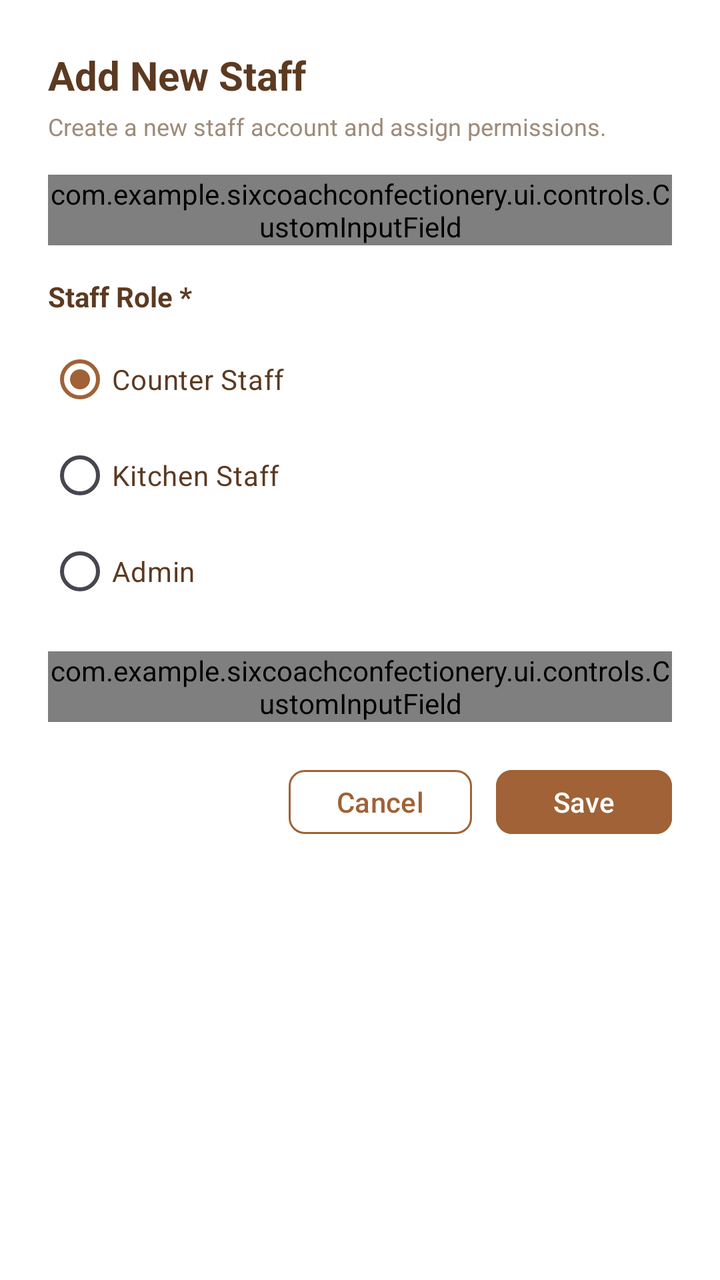
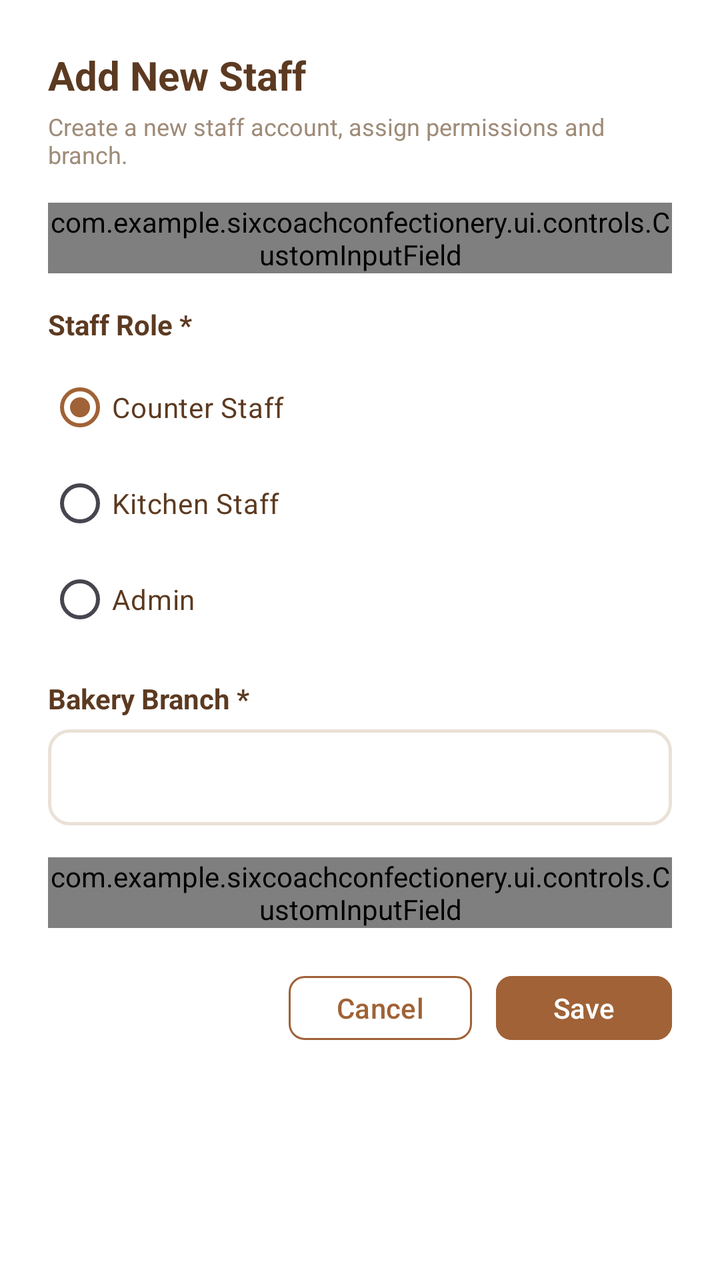

The first picture is an Android layout as it rendered before a commit; the second is the same layout after the commit. The layout source and the unified diff follow.
<!-- AndroidManifest.xml: application theme Theme.SixCoachConfectionery -->
<!-- res/layout/dialog_staff_editor.xml -->
<?xml version="1.0" encoding="utf-8"?>
<LinearLayout xmlns:android="http://schemas.android.com/apk/res/android"
    xmlns:app="http://schemas.android.com/apk/res-auto"
    android:layout_width="match_parent"
    android:layout_height="wrap_content"
    android:orientation="vertical"
    android:padding="24dp"
    android:background="@color/white">

    <TextView
        android:id="@+id/tvStaffEditorTitle"
        android:layout_width="wrap_content"
        android:layout_height="wrap_content"
        android:text="Add New Staff"
        android:textColor="@color/bakery_text_primary"
        android:textSize="20sp"
        android:textStyle="bold" />

    <TextView
        android:layout_width="wrap_content"
        android:layout_height="wrap_content"
        android:layout_marginTop="4dp"
        android:text="Create a new staff account and assign permissions."
        android:textColor="@color/bakery_text_secondary"
        android:textSize="12sp" />

    <com.example.sixcoachconfectionery.ui.controls.CustomInputField
        android:id="@+id/inputStaffEmail"
        android:layout_width="match_parent"
        android:layout_height="wrap_content"
        android:layout_marginTop="16dp" />

    <TextView
        android:layout_width="wrap_content"
        android:layout_height="wrap_content"
        android:layout_marginTop="16dp"
        android:text="Staff Role *"
        android:textColor="@color/bakery_text_primary"
        android:textSize="14sp"
        android:textStyle="bold" />

    <RadioGroup
        android:id="@+id/rgStaffRole"
        android:layout_width="match_parent"
        android:layout_height="wrap_content"
        android:orientation="vertical"
        android:layout_marginTop="8dp">

        <RadioButton
            android:id="@+id/rbStaffCounter"
            android:layout_width="wrap_content"
            android:layout_height="wrap_content"
            android:text="Counter Staff"
            android:checked="true"
            android:textColor="@color/bakery_text_primary" />

        <RadioButton
            android:id="@+id/rbStaffKitchen"
            android:layout_width="wrap_content"
            android:layout_height="wrap_content"
            android:text="Kitchen Staff"
            android:textColor="@color/bakery_text_primary" />

        <RadioButton
            android:id="@+id/rbStaffAdmin"
            android:layout_width="wrap_content"
            android:layout_height="wrap_content"
            android:text="Admin"
            android:textColor="@color/bakery_text_primary" />
    </RadioGroup>

    <com.example.sixcoachconfectionery.ui.controls.CustomInputField
        android:id="@+id/inputStaffPassword"
        android:layout_width="match_parent"
        android:layout_height="wrap_content"
        android:layout_marginTop="16dp" />

    <TextView
        android:id="@+id/tvStaffError"
        android:layout_width="match_parent"
        android:layout_height="wrap_content"
        android:textColor="@color/bakery_red"
        android:textSize="13sp"
        android:visibility="gone"
        android:layout_marginTop="8dp" />

    <LinearLayout
        android:layout_width="match_parent"
        android:layout_height="wrap_content"
        android:orientation="horizontal"
        android:gravity="end"
        android:layout_marginTop="20dp">

        <Button
            android:id="@+id/btnCancelStaff"
            style="?attr/materialButtonOutlinedStyle"
            android:layout_width="wrap_content"
            android:layout_height="40dp"
            android:text="Cancel"
            android:textColor="@color/bakery_brown"
            app:strokeColor="@color/bakery_brown"
            app:cornerRadius="8dp" />

        <Button
            android:id="@+id/btnSaveStaff"
            android:layout_width="wrap_content"
            android:layout_height="40dp"
            android:layout_marginStart="12dp"
            android:text="Save"
            android:textColor="@color/white"
            android:backgroundTint="@color/bakery_brown"
            app:cornerRadius="8dp" />

    </LinearLayout>

</LinearLayout>
<!-- resources referenced by this layout -->
<resources>
  <color name="bakery_brown">#A06236</color>
  <color name="bakery_red">#DC2626</color>
  <color name="bakery_text_primary">#5C3A21</color>
  <color name="bakery_text_secondary">#9E8B78</color>
  <color name="white">#FFFFFFFF</color>
  <style name="Theme.SixCoachConfectionery" parent="Base.Theme.SixCoachConfectionery" />
  <style name="Base.Theme.SixCoachConfectionery" parent="Theme.Material3.DayNight.NoActionBar">
          
          <item name="colorPrimary">@color/bakery_brown</item>
          <item name="colorOnPrimary">@color/white</item>
          <item name="colorPrimaryContainer">@color/bakery_tan_light</item>
          <item name="colorOnPrimaryContainer">@color/bakery_brown_dark</item>
          <item name="colorSecondary">@color/bakery_brown_light</item>
          <item name="android:windowBackground">@color/bakery_bg</item>
          <item name="android:statusBarColor">@color/bakery_brown</item>
      </style>
  <color name="bakery_tan_light">#F8F3EE</color>
  <color name="bakery_brown_dark">#7C3E1D</color>
  <color name="bakery_brown_light">#C48D5D</color>
  <color name="bakery_bg">#FAF6F0</color>
</resources>

<!-- the commit's change to res/layout/dialog_staff_editor.xml (unified diff, before → after) -->
@@ -20,7 +20,7 @@
         android:layout_width="wrap_content"
         android:layout_height="wrap_content"
         android:layout_marginTop="4dp"
-        android:text="Create a new staff account and assign permissions."
+        android:text="Create a new staff account, assign permissions and branch."
         android:textColor="@color/bakery_text_secondary"
         android:textSize="12sp" />
 
@@ -69,6 +69,23 @@
             android:textColor="@color/bakery_text_primary" />
     </RadioGroup>
 
+    <TextView
+        android:layout_width="wrap_content"
+        android:layout_height="wrap_content"
+        android:layout_marginTop="16dp"
+        android:text="Bakery Branch *"
+        android:textColor="@color/bakery_text_primary"
+        android:textSize="14sp"
+        android:textStyle="bold" />
+
+    <Spinner
+        android:id="@+id/spinnerStaffBranch"
+        android:layout_width="match_parent"
+        android:layout_height="48dp"
+        android:layout_marginTop="6dp"
+        android:background="@drawable/bg_custom_input"
+        android:paddingHorizontal="12dp" />
+
     <com.example.sixcoachconfectionery.ui.controls.CustomInputField
         android:id="@+id/inputStaffPassword"
         android:layout_width="match_parent"
<!-- resource entries referenced after the edit -->
@@ -5,7 +5,18 @@
   <color name="bakery_text_primary">#5C3A21</color>
   <color name="bakery_text_secondary">#9E8B78</color>
   <color name="white">#FFFFFFFF</color>
+  <!-- drawable bg_custom_input (drawable) -->
+  <?xml version="1.0" encoding="utf-8"?>
+  <shape xmlns:android="http://schemas.android.com/apk/res/android"
+      android:shape="rectangle">
+      <solid android:color="@color/white" />
+      <corners android:radius="10dp" />
+      <stroke
+          android:width="1.5dp"
+          android:color="@color/bakery_card_border" />
+  </shape>
   <style name="Theme.SixCoachConfectionery" parent="Base.Theme.SixCoachConfectionery" />
+  <color name="bakery_card_border">#EAE1D7</color>
   <style name="Base.Theme.SixCoachConfectionery" parent="Theme.Material3.DayNight.NoActionBar">
           
           <item name="colorPrimary">@color/bakery_brown</item>
